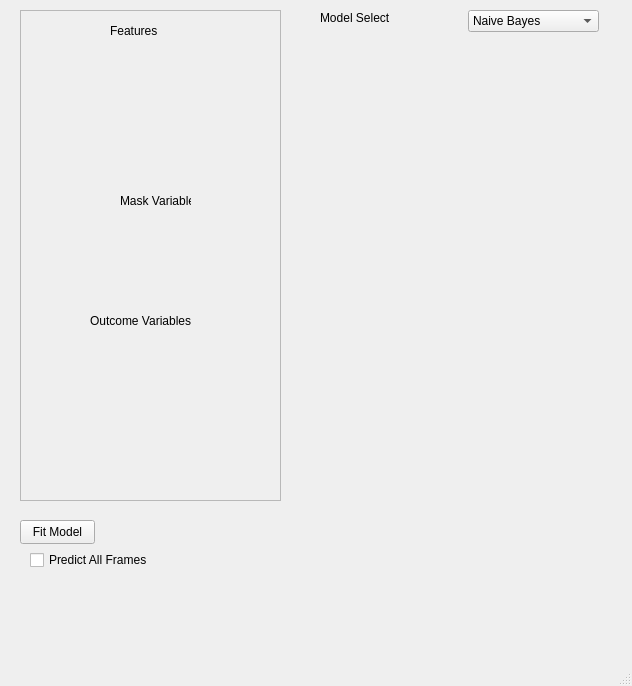
First picture: the form in src/WhiskerToolbox/ML_Widget/ML_Widget.ui, repository paulmthompson/WhiskerToolbox, before the edit.
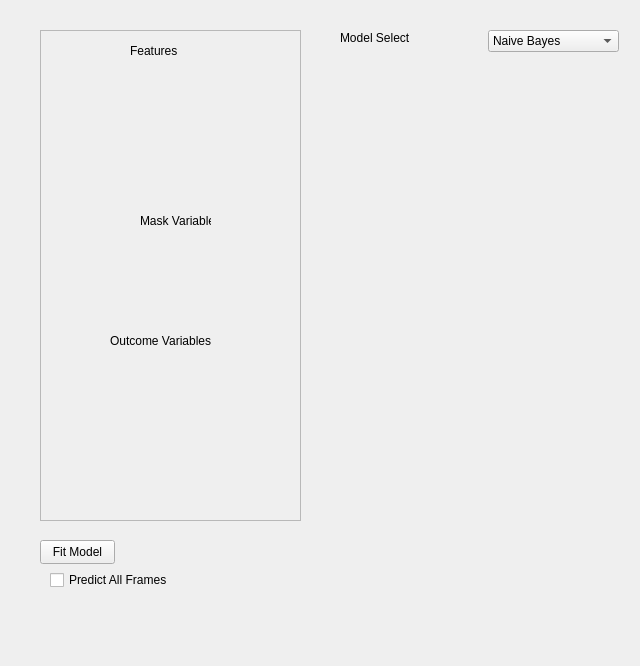
Second picture: the form after the edit. Custom widgets are drawn as their Qt base class.

Commit message: better ui layout for machine learning widget

Patch:
```diff
--- a/src/WhiskerToolbox/ML_Widget/ML_Widget.ui
+++ b/src/WhiskerToolbox/ML_Widget/ML_Widget.ui
@@ -1,24 +1,46 @@
 <?xml version="1.0" encoding="UTF-8"?>
 <ui version="4.0">
  <class>ML_Widget</class>
- <widget class="QMainWindow" name="ML_Widget">
+ <widget class="QWidget" name="ML_Widget">
   <property name="geometry">
    <rect>
     <x>0</x>
     <y>0</y>
-    <width>632</width>
-    <height>686</height>
+    <width>640</width>
+    <height>666</height>
    </rect>
   </property>
   <property name="windowTitle">
    <string>MainWindow</string>
   </property>
-  <widget class="QWidget" name="centralwidget">
+  <widget class="QStackedWidget" name="stackedWidget">
+   <property name="geometry">
+    <rect>
+     <x>320</x>
+     <y>60</y>
+     <width>311</width>
+     <height>211</height>
+    </rect>
+   </property>
+  </widget>
+  <widget class="QPushButton" name="fit_button">
+   <property name="geometry">
+    <rect>
+     <x>40</x>
+     <y>540</y>
+     <width>75</width>
+     <height>24</height>
+    </rect>
+   </property>
+   <property name="text">
+    <string>Fit Model</string>
+   </property>
+  </widget>
    <widget class="QFrame" name="Feature_Frame">
     <property name="geometry">
      <rect>
-      <x>20</x>
-      <y>10</y>
+     <x>40</x>
+     <y>30</y>
       <width>261</width>
       <height>491</height>
      </rect>
@@ -99,21 +121,11 @@
      </property>
     </widget>
    </widget>
-   <widget class="QStackedWidget" name="stackedWidget">
-    <property name="geometry">
-     <rect>
-      <x>300</x>
-      <y>40</y>
-      <width>311</width>
-      <height>211</height>
-     </rect>
-    </property>
-   </widget>
    <widget class="QComboBox" name="model_select_combo">
     <property name="geometry">
      <rect>
-      <x>468</x>
-      <y>10</y>
+     <x>488</x>
+     <y>30</y>
       <width>131</width>
       <height>22</height>
      </rect>
@@ -129,37 +141,11 @@
      </property>
     </item>
    </widget>
-   <widget class="QLabel" name="label_4">
-    <property name="geometry">
-     <rect>
-      <x>320</x>
-      <y>10</y>
-      <width>141</width>
-      <height>16</height>
-     </rect>
-    </property>
-    <property name="text">
-     <string>Model Select</string>
-    </property>
-   </widget>
-   <widget class="QPushButton" name="fit_button">
-    <property name="geometry">
-     <rect>
-      <x>20</x>
-      <y>520</y>
-      <width>75</width>
-      <height>24</height>
-     </rect>
-    </property>
-    <property name="text">
-     <string>Fit Model</string>
-    </property>
-   </widget>
    <widget class="QCheckBox" name="predict_all_check">
     <property name="geometry">
      <rect>
-      <x>30</x>
-      <y>550</y>
+     <x>50</x>
+     <y>570</y>
       <width>151</width>
       <height>20</height>
      </rect>
@@ -168,18 +154,19 @@
      <string>Predict All Frames</string>
     </property>
    </widget>
-  </widget>
-  <widget class="QMenuBar" name="menubar">
+  <widget class="QLabel" name="label_4">
    <property name="geometry">
     <rect>
-     <x>0</x>
-     <y>0</y>
-     <width>632</width>
-     <height>22</height>
+     <x>340</x>
+     <y>30</y>
+     <width>141</width>
+     <height>16</height>
     </rect>
    </property>
+   <property name="text">
+    <string>Model Select</string>
+   </property>
   </widget>
-  <widget class="QStatusBar" name="statusbar"/>
  </widget>
  <customwidgets>
   <customwidget>
```
Left out of the diff: 2 changed lines with no effect on the pictures. Lines whose indentation alone changed are shown as unchanged. The commit also changes 7 other files.
